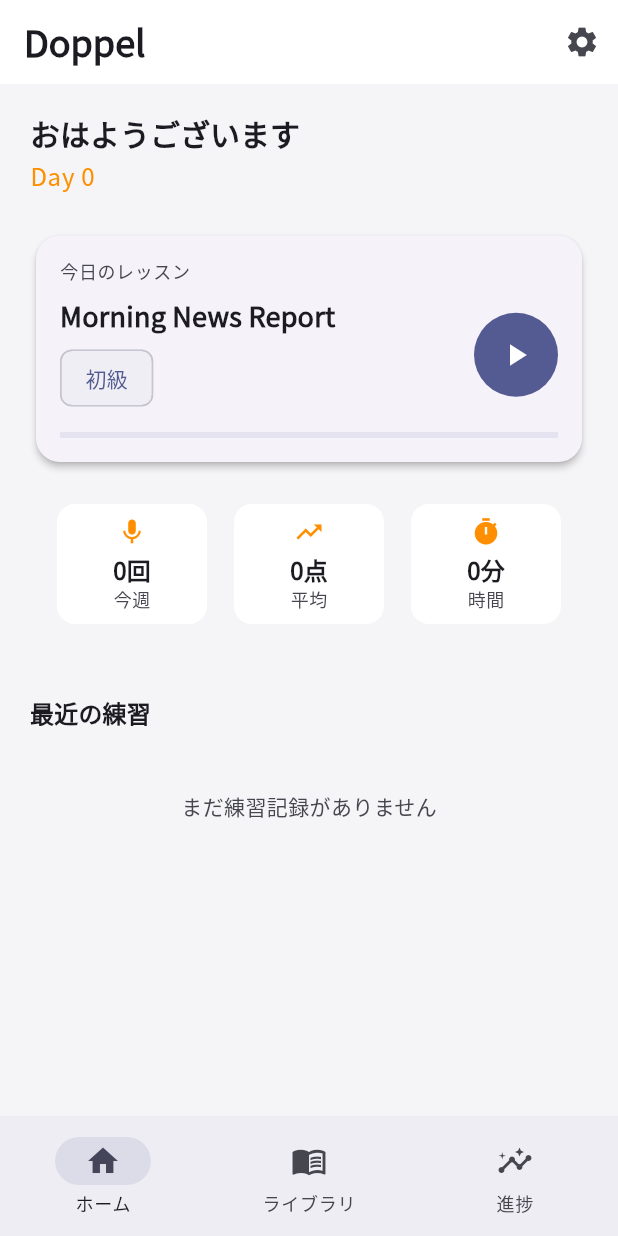
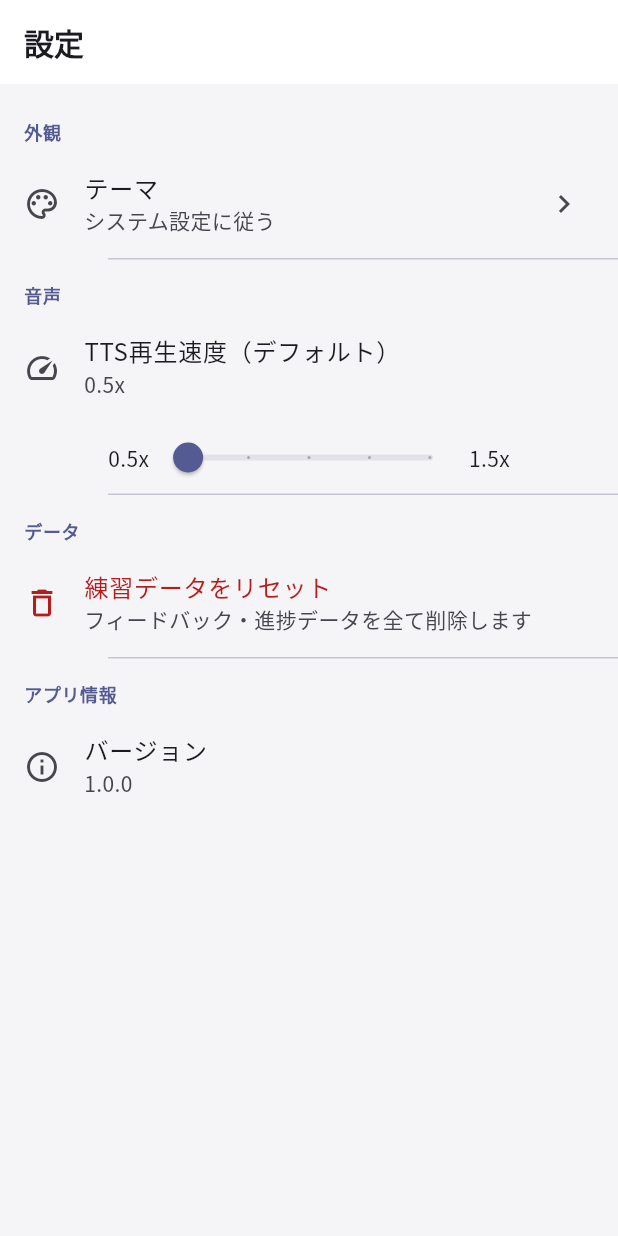
Before and after one commit to ishtos/Doppel, a Flutter app: the screen it shows after launch, after a tap on the "settings" icon, on a phone screen of 412 x 824 dp. Run offline on Flutter 3.47's test engine with Material 3 defaults, Android fonts, the phone set to English and light mode, and no system bars; our stand-ins replace fl_chart, flutter_riverpod, flutter_tts, freezed_annotation, go_router, google_fonts and 3 more; missing offline and left inert: record; accounts and stored records are empty; generated files the repository leaves out were written again.

Commit message:
feat: add settings screen with theme mode, TTS speed, and data reset
https://claude.ai/code/session_015DcfqmNJMKQxLE9kwpg35e

```diff
--- a/lib/app/router.dart
+++ b/lib/app/router.dart
@@ -7,6 +7,7 @@ import '../features/home/presentation/screens/home_screen.dart';
 import '../features/lesson/presentation/screens/lesson_screen.dart';
 import '../features/library/presentation/screens/library_screen.dart';
 import '../features/progress/presentation/screens/progress_screen.dart';
+import '../features/settings/presentation/screens/settings_screen.dart';
 
 final _rootNavigatorKey = GlobalKey<NavigatorState>();
 final _shellNavigatorKey = GlobalKey<NavigatorState>();
@@ -60,6 +61,11 @@ final routerProvider = Provider<GoRouter>((ref) {
           feedbackId: state.pathParameters['feedbackId']!,
         ),
       ),
+      GoRoute(
+        parentNavigatorKey: _rootNavigatorKey,
+        path: '/settings',
+        builder: (context, state) => const SettingsScreen(),
+      ),
     ],
   );
 });
--- a/lib/features/home/presentation/screens/home_screen.dart
+++ b/lib/features/home/presentation/screens/home_screen.dart
@@ -30,7 +30,7 @@ class HomeScreen extends ConsumerWidget {
         actions: [
           IconButton(
             icon: const Icon(Icons.settings),
-            onPressed: () {},
+            onPressed: () => context.go('/settings'),
           ),
         ],
       ),
--- /dev/null
+++ b/lib/features/settings/presentation/providers/settings_provider.dart
@@ -0,0 +1,59 @@
+import 'package:flutter/material.dart';
+import 'package:flutter_riverpod/flutter_riverpod.dart';
+import 'package:shared_preferences/shared_preferences.dart';
+
+final settingsProvider =
+    StateNotifierProvider<SettingsNotifier, SettingsState>(
+  (ref) => SettingsNotifier(),
+);
+
+class SettingsState {
+  const SettingsState({
+    this.themeMode = ThemeMode.system,
+    this.ttsSpeed = 0.5,
+  });
+
+  final ThemeMode themeMode;
+  final double ttsSpeed;
+
+  SettingsState copyWith({ThemeMode? themeMode, double? ttsSpeed}) {
+    return SettingsState(
+      themeMode: themeMode ?? this.themeMode,
+      ttsSpeed: ttsSpeed ?? this.ttsSpeed,
+    );
+  }
+}
+
+class SettingsNotifier extends StateNotifier<SettingsState> {
+  SettingsNotifier() : super(const SettingsState()) {
+    _load();
+  }
+
+  static const _themeModeKey = 'theme_mode';
+  static const _ttsSpeedKey = 'tts_speed';
+
+  Future<void> _load() async {
+    final prefs = await SharedPreferences.getInstance();
+    final themeModeIndex = prefs.getInt(_themeModeKey);
+    final ttsSpeed = prefs.getDouble(_ttsSpeedKey);
+
+    state = SettingsState(
+      themeMode: themeModeIndex != null
+          ? ThemeMode.values[themeModeIndex]
+          : ThemeMode.system,
+      ttsSpeed: ttsSpeed ?? 0.5,
+    );
+  }
+
+  Future<void> setThemeMode(ThemeMode mode) async {
+    state = state.copyWith(themeMode: mode);
+    final prefs = await SharedPreferences.getInstance();
+    await prefs.setInt(_themeModeKey, mode.index);
+  }
+
+  Future<void> setTtsSpeed(double speed) async {
+    state = state.copyWith(ttsSpeed: speed);
+    final prefs = await SharedPreferences.getInstance();
+    await prefs.setDouble(_ttsSpeedKey, speed);
+  }
+}
--- /dev/null
+++ b/lib/features/settings/presentation/screens/settings_screen.dart
@@ -0,0 +1,179 @@
+import 'package:flutter/material.dart';
+import 'package:flutter_riverpod/flutter_riverpod.dart';
+import 'package:hive_ce_flutter/hive_ce_flutter.dart';
+
+import '../providers/settings_provider.dart';
+
+class SettingsScreen extends ConsumerWidget {
+  const SettingsScreen({super.key});
+
+  @override
+  Widget build(BuildContext context, WidgetRef ref) {
+    final theme = Theme.of(context);
+    final settings = ref.watch(settingsProvider);
+    final notifier = ref.read(settingsProvider.notifier);
+
+    return Scaffold(
+      appBar: AppBar(
+        title: Text('設定', style: theme.textTheme.titleLarge),
+      ),
+      body: ListView(
+        children: [
+          const SizedBox(height: 8),
+
+          // Theme section
+          _SectionHeader(title: '外観', theme: theme),
+          ListTile(
+            leading: const Icon(Icons.palette_outlined),
+            title: const Text('テーマ'),
+            subtitle: Text(_themeModeLabel(settings.themeMode)),
+            trailing: const Icon(Icons.chevron_right),
+            onTap: () => _showThemePicker(context, settings.themeMode, notifier),
+          ),
+          const Divider(height: 1, indent: 72),
+
+          // TTS section
+          _SectionHeader(title: '音声', theme: theme),
+          ListTile(
+            leading: const Icon(Icons.speed),
+            title: const Text('TTS再生速度（デフォルト）'),
+            subtitle: Text('${settings.ttsSpeed.toStringAsFixed(1)}x'),
+          ),
+          Padding(
+            padding: const EdgeInsets.symmetric(horizontal: 72),
+            child: Row(
+              children: [
+                const Text('0.5x'),
+                Expanded(
+                  child: Slider(
+                    value: settings.ttsSpeed,
+                    min: 0.5,
+                    max: 1.5,
+                    divisions: 4,
+                    label: '${settings.ttsSpeed.toStringAsFixed(1)}x',
+                    onChanged: (v) => notifier.setTtsSpeed(v),
+                  ),
+                ),
+                const Text('1.5x'),
+              ],
+            ),
+          ),
+          const Divider(height: 1, indent: 72),
+
+          // Data section
+          _SectionHeader(title: 'データ', theme: theme),
+          ListTile(
+            leading: Icon(Icons.delete_outline, color: theme.colorScheme.error),
+            title: Text(
+              '練習データをリセット',
+              style: TextStyle(color: theme.colorScheme.error),
+            ),
+            subtitle: const Text('フィードバック・進捗データを全て削除します'),
+            onTap: () => _confirmReset(context),
+          ),
+          const Divider(height: 1, indent: 72),
+
+          // App info
+          _SectionHeader(title: 'アプリ情報', theme: theme),
+          const ListTile(
+            leading: Icon(Icons.info_outline),
+            title: Text('バージョン'),
+            subtitle: Text('1.0.0'),
+          ),
+        ],
+      ),
+    );
+  }
+
+  String _themeModeLabel(ThemeMode mode) {
+    switch (mode) {
+      case ThemeMode.system:
+        return 'システム設定に従う';
+      case ThemeMode.light:
+        return 'ライト';
+      case ThemeMode.dark:
+        return 'ダーク';
+    }
+  }
+
+  void _showThemePicker(
+    BuildContext context,
+    ThemeMode current,
+    SettingsNotifier notifier,
+  ) {
+    showDialog(
+      context: context,
+      builder: (ctx) => SimpleDialog(
+        title: const Text('テーマを選択'),
+        children: ThemeMode.values.map((mode) {
+          return RadioListTile<ThemeMode>(
+            title: Text(_themeModeLabel(mode)),
+            value: mode,
+            groupValue: current,
+            onChanged: (v) {
+              if (v != null) notifier.setThemeMode(v);
+              Navigator.of(ctx).pop();
+            },
+          );
+        }).toList(),
+      ),
+    );
+  }
+
+  Future<void> _confirmReset(BuildContext context) async {
+    final confirmed = await showDialog<bool>(
+      context: context,
+      builder: (ctx) => AlertDialog(
+        title: const Text('データリセット'),
+        content: const Text(
+          'フィードバックと進捗データを全て削除します。\nこの操作は取り消せません。',
+        ),
+        actions: [
+          TextButton(
+            onPressed: () => Navigator.of(ctx).pop(false),
+            child: const Text('キャンセル'),
+          ),
+          TextButton(
+            onPressed: () => Navigator.of(ctx).pop(true),
+            style: TextButton.styleFrom(
+              foregroundColor: Theme.of(ctx).colorScheme.error,
+            ),
+            child: const Text('リセット'),
+          ),
+        ],
+      ),
+    );
+
+    if (confirmed == true && context.mounted) {
+      await Hive.box<Map>('feedbacks').clear();
+      await Hive.box<Map>('progress').clear();
+
+      if (context.mounted) {
+        ScaffoldMessenger.of(context).showSnackBar(
+          const SnackBar(content: Text('データをリセットしました')),
+        );
+      }
+    }
+  }
+}
+
+class _SectionHeader extends StatelessWidget {
+  const _SectionHeader({required this.title, required this.theme});
+
+  final String title;
+  final ThemeData theme;
+
+  @override
+  Widget build(BuildContext context) {
+    return Padding(
+      padding: const EdgeInsets.fromLTRB(16, 16, 16, 4),
+      child: Text(
+        title,
+        style: theme.textTheme.bodySmall?.copyWith(
+          color: theme.colorScheme.primary,
+          fontWeight: FontWeight.w600,
+        ),
+      ),
+    );
+  }
+}
--- a/lib/main.dart
+++ b/lib/main.dart
@@ -4,6 +4,7 @@ import 'package:hive_ce_flutter/hive_ce_flutter.dart';
 
 import 'app/router.dart';
 import 'app/theme.dart';
+import 'features/settings/presentation/providers/settings_provider.dart';
 import 'shared/data/seed_data.dart';
 
 Future<void> main() async {
@@ -31,12 +32,14 @@ class DoppelApp extends ConsumerWidget {
   @override
   Widget build(BuildContext context, WidgetRef ref) {
     final router = ref.watch(routerProvider);
+    final themeMode = ref.watch(settingsProvider.select((s) => s.themeMode));
 
     return MaterialApp.router(
       title: 'Doppel',
       debugShowCheckedModeBanner: false,
       theme: AppTheme.light(),
       darkTheme: AppTheme.dark(),
+      themeMode: themeMode,
       routerConfig: router,
     );
   }
```
Also changed, not shown: 3 other files.
